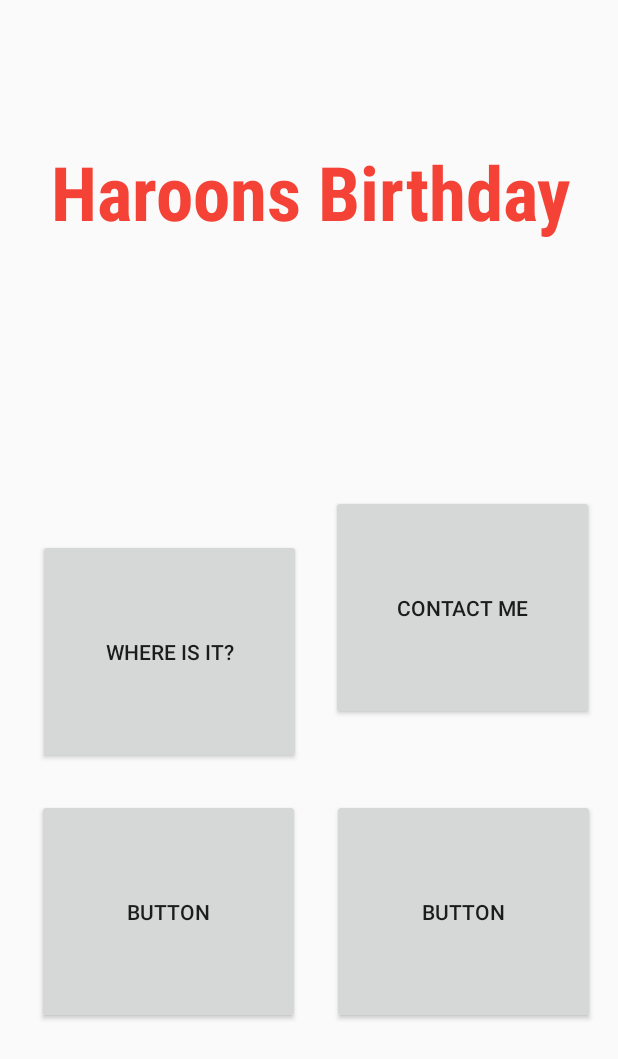
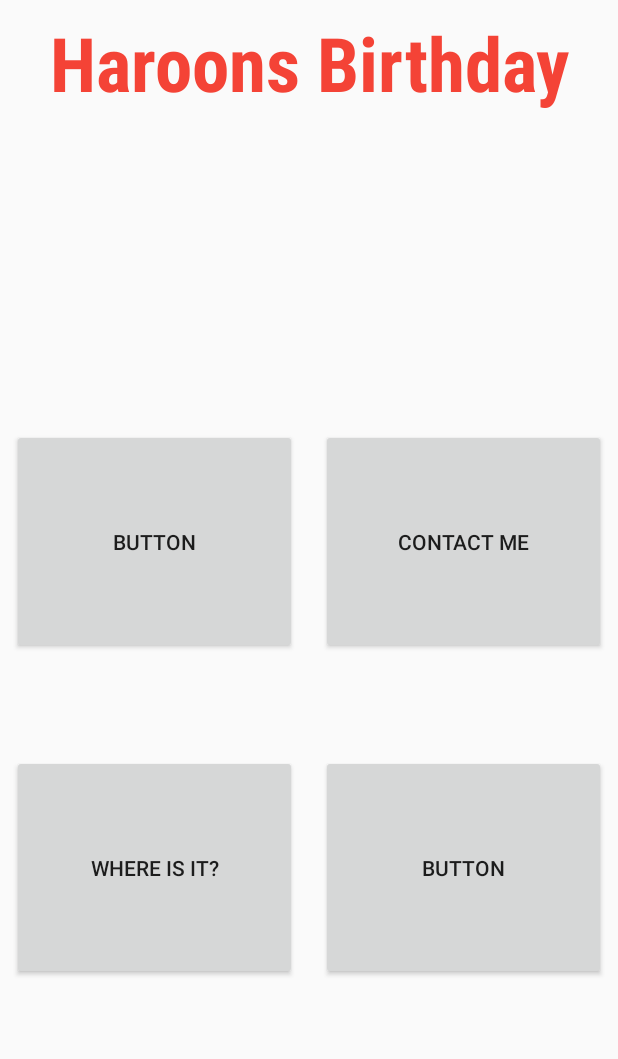
Before and after one commit to Haroon01/BirthdayApp, an Android app: the MainActivity screen opened directly, with no data from a screen before it, on a phone screen of 412 x 824 dp. Shown: the top 1059 px of the screen. Run offline under Robolectric (Android 15) with nearby library versions, the phone set to English and light mode, and no system bars.

Commit message:
constraints broken when phone moved to lanscape

```diff
--- a/app/src/main/res/layout/activity_main.xml
+++ b/app/src/main/res/layout/activity_main.xml
@@ -7,75 +7,79 @@
     tools:context=".MainActivity">
 
     <Button
-        android:id="@+id/button5"
-        android:layout_width="175dp"
+        android:id="@+id/btnLocate"
+        android:layout_width="0dp"
         android:layout_height="150dp"
-        android:text="Button"
+        android:layout_marginStart="8dp"
+        android:layout_marginTop="16dp"
+        android:layout_marginEnd="8dp"
+        android:layout_marginBottom="120dp"
+        android:text="@string/btn_location"
         app:layout_constraintBottom_toBottomOf="parent"
-        app:layout_constraintEnd_toEndOf="parent"
-        app:layout_constraintHorizontal_bias="0.936"
+        app:layout_constraintEnd_toStartOf="@+id/button3"
+        app:layout_constraintHorizontal_bias="0.5"
         app:layout_constraintStart_toStartOf="parent"
-        app:layout_constraintTop_toTopOf="parent"
-        app:layout_constraintVertical_bias="0.79" />
-
-    <Button
-        android:id="@+id/btnLocate"
-        android:layout_width="175dp"
-        android:layout_height="150dp"
-        android:layout_marginStart="25dp"
-        android:layout_marginEnd="20dp"
-        android:layout_marginBottom="23dp"
-        android:text="@string/btn_location"
-        app:layout_constraintBottom_toTopOf="@+id/button6"
-        app:layout_constraintEnd_toStartOf="@+id/btnContact"
-        app:layout_constraintStart_toStartOf="parent"
-        app:layout_constraintTop_toTopOf="parent"
-        app:layout_constraintVertical_bias="1.0" />
+        app:layout_constraintTop_toBottomOf="@+id/button2" />
 
     <Button
         android:id="@+id/btnContact"
-        android:layout_width="175dp"
+        android:layout_width="0dp"
         android:layout_height="150dp"
-        android:layout_marginStart="15dp"
-        android:layout_marginTop="17dp"
+        android:layout_marginStart="8dp"
+        android:layout_marginTop="160dp"
+        android:layout_marginEnd="8dp"
         android:text="@string/btn_contact"
-        app:layout_constraintBottom_toBottomOf="parent"
+        app:layout_constraintBottom_toTopOf="@+id/button3"
         app:layout_constraintEnd_toEndOf="parent"
-        app:layout_constraintHorizontal_bias="0.927"
-        app:layout_constraintStart_toStartOf="parent"
-        app:layout_constraintTop_toTopOf="parent"
-        app:layout_constraintVertical_bias="0.476" />
-
-    <Button
-        android:id="@+id/button6"
-        android:layout_width="175dp"
-        android:layout_height="150dp"
-        android:text="Button"
-        app:layout_constraintBottom_toBottomOf="parent"
-        app:layout_constraintEnd_toEndOf="parent"
-        app:layout_constraintHorizontal_bias="0.105"
-        app:layout_constraintStart_toStartOf="parent"
-        app:layout_constraintTop_toTopOf="parent"
-        app:layout_constraintVertical_bias="0.79" />
+        app:layout_constraintHorizontal_bias="0.5"
+        app:layout_constraintStart_toEndOf="@+id/button2"
+        app:layout_constraintTop_toBottomOf="@+id/textView" />
 
     <TextView
         android:id="@+id/textView"
-        android:layout_width="wrap_content"
+        android:layout_width="0dp"
         android:layout_height="wrap_content"
-        android:layout_marginStart="177dp"
-        android:layout_marginTop="94dp"
-        android:layout_marginEnd="176dp"
-        android:layout_marginBottom="173dp"
+        android:layout_marginStart="8dp"
+        android:layout_marginTop="8dp"
+        android:layout_marginEnd="8dp"
         android:fontFamily="sans-serif-condensed-medium"
         android:text="@string/splash_text"
         android:textAlignment="center"
         android:textColor="#F44336"
         android:textSize="50sp"
         android:textStyle="bold"
+        app:layout_constraintEnd_toEndOf="parent"
+        app:layout_constraintHorizontal_bias="0.0"
+        app:layout_constraintStart_toStartOf="parent"
+        app:layout_constraintTop_toTopOf="parent" />
+
+    <Button
+        android:id="@+id/button2"
+        android:layout_width="0dp"
+        android:layout_height="150dp"
+        android:layout_marginStart="8dp"
+        android:layout_marginTop="160dp"
+        android:layout_marginEnd="8dp"
+        android:text="Button"
         app:layout_constraintBottom_toTopOf="@+id/btnLocate"
+        app:layout_constraintEnd_toStartOf="@+id/btnContact"
+        app:layout_constraintHorizontal_bias="0.5"
+        app:layout_constraintStart_toStartOf="parent"
+        app:layout_constraintTop_toBottomOf="@+id/textView" />
+
+    <Button
+        android:id="@+id/button3"
+        android:layout_width="0dp"
+        android:layout_height="150dp"
+        android:layout_marginStart="8dp"
+        android:layout_marginTop="16dp"
+        android:layout_marginEnd="8dp"
+        android:layout_marginBottom="120dp"
+        android:text="Button"
+        app:layout_constraintBottom_toBottomOf="parent"
         app:layout_constraintEnd_toEndOf="parent"
-        app:layout_constraintStart_toStartOf="parent"
-        app:layout_constraintTop_toTopOf="parent"
-        app:layout_constraintVertical_bias="0.0" />
+        app:layout_constraintHorizontal_bias="0.5"
+        app:layout_constraintStart_toEndOf="@+id/btnLocate"
+        app:layout_constraintTop_toBottomOf="@+id/btnContact" />
 
 </androidx.constraintlayout.widget.ConstraintLayout>
```
